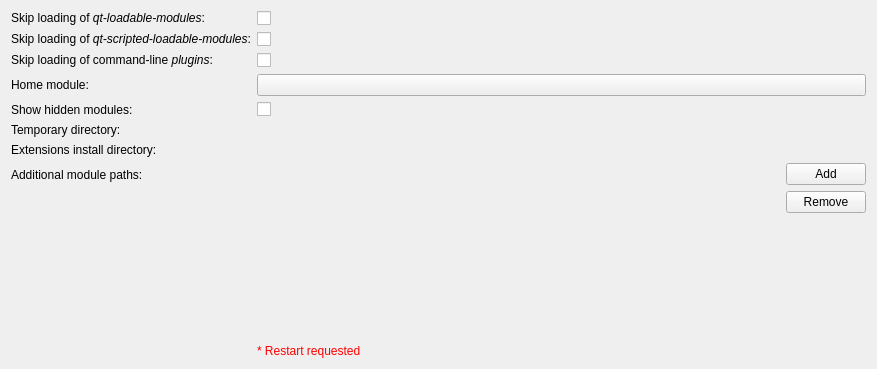
Old version of the form Base/QTGUI/Resources/UI/qSlicerSettingsModulesPanel.ui in the repository gezidan/Slicer.
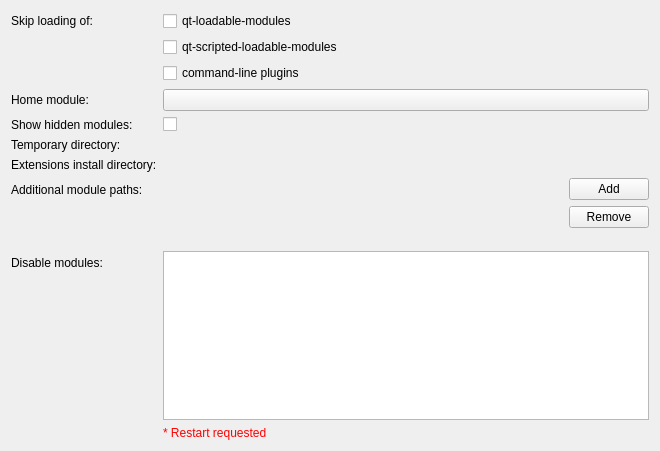
New version of the form. Custom widgets are drawn as their Qt base class.

Diff of the .ui file:
```diff
--- a/Base/QTGUI/Resources/UI/qSlicerSettingsModulesPanel.ui
+++ b/Base/QTGUI/Resources/UI/qSlicerSettingsModulesPanel.ui
@@ -6,8 +6,8 @@
    <rect>
     <x>0</x>
     <y>0</y>
-    <width>877</width>
-    <height>369</height>
+    <width>660</width>
+    <height>451</height>
    </rect>
   </property>
   <property name="windowTitle">
@@ -20,28 +20,28 @@
    <item row="0" column="0">
     <widget class="QLabel" name="LoadLoadableModulesLabel">
      <property name="text">
-      <string>Skip loading of &lt;i&gt;qt-loadable-modules&lt;/i&gt;:</string>
+      <string>Skip loading of:</string>
      </property>
     </widget>
    </item>
    <item row="0" column="1">
     <widget class="QCheckBox" name="LoadLoadableModulesCheckBox">
      <property name="text">
-      <string/>
+      <string>qt-loadable-modules</string>
      </property>
     </widget>
    </item>
    <item row="2" column="0">
     <widget class="QLabel" name="LoadCommandLineModulesLabel">
      <property name="text">
-      <string>Skip loading of command-line &lt;i&gt;plugins&lt;/i&gt;:</string>
+      <string/>
      </property>
     </widget>
    </item>
    <item row="2" column="1">
     <widget class="QCheckBox" name="LoadCommandLineModulesCheckBox">
      <property name="text">
-      <string/>
+      <string>command-line plugins</string>
      </property>
     </widget>
    </item>
@@ -103,9 +103,6 @@
    <item row="7" column="1">
     <widget class="QWidget" name="AdditionalModulePathsWidget" native="true">
      <layout class="QHBoxLayout" name="horizontalLayout_2">
-      <property name="spacing">
-       <number>6</number>
-      </property>
       <property name="margin">
        <number>0</number>
       </property>
@@ -153,30 +150,52 @@
      </layout>
     </widget>
    </item>
-   <item row="8" column="1">
-    <widget class="QLabel" name="RestartRequestedLabel">
-     <property name="text">
-      <string>&lt;font color=&quot;red&quot;&gt;* Restart requested&lt;/font&gt;</string>
-     </property>
-    </widget>
-   </item>
    <item row="1" column="0">
     <widget class="QLabel" name="LoadScriptedLoadableModulesLabel">
      <property name="text">
-      <string>Skip loading of &lt;i&gt;qt-scripted-loadable-modules&lt;/i&gt;:</string>
+      <string/>
      </property>
     </widget>
    </item>
    <item row="1" column="1">
     <widget class="QCheckBox" name="LoadScriptedLoadableModulesCheckBox">
      <property name="text">
-      <string/>
+      <string>qt-scripted-loadable-modules</string>
+     </property>
+    </widget>
+   </item>
+   <item row="9" column="1">
+    <widget class="QLabel" name="RestartRequestedLabel">
+     <property name="text">
+      <string>&lt;font color=&quot;red&quot;&gt;* Restart requested&lt;/font&gt;</string>
+     </property>
+    </widget>
+   </item>
+   <item row="8" column="0">
+    <widget class="QLabel" name="DisableModulesLabel">
+     <property name="text">
+      <string>Disable modules:</string>
+     </property>
+    </widget>
+   </item>
+   <item row="8" column="1">
+    <widget class="qSlicerModulesListView" name="DisableModulesListView">
+     <property name="editTriggers">
+      <set>QAbstractItemView::NoEditTriggers</set>
+     </property>
+     <property name="alternatingRowColors">
+      <bool>false</bool>
      </property>
     </widget>
    </item>
   </layout>
  </widget>
  <customwidgets>
+  <customwidget>
+   <class>qSlicerModulesListView</class>
+   <extends>QListView</extends>
+   <header>qSlicerModulesListView.h</header>
+  </customwidget>
   <customwidget>
    <class>ctkDirectoryButton</class>
    <extends>QWidget</extends>
```
